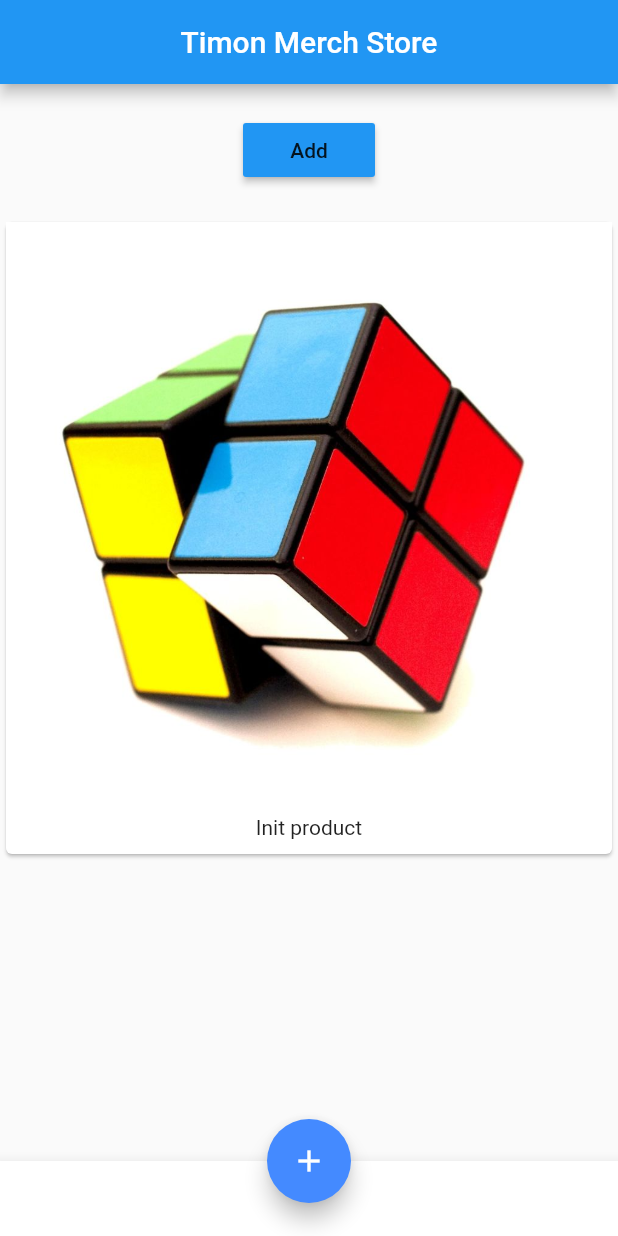
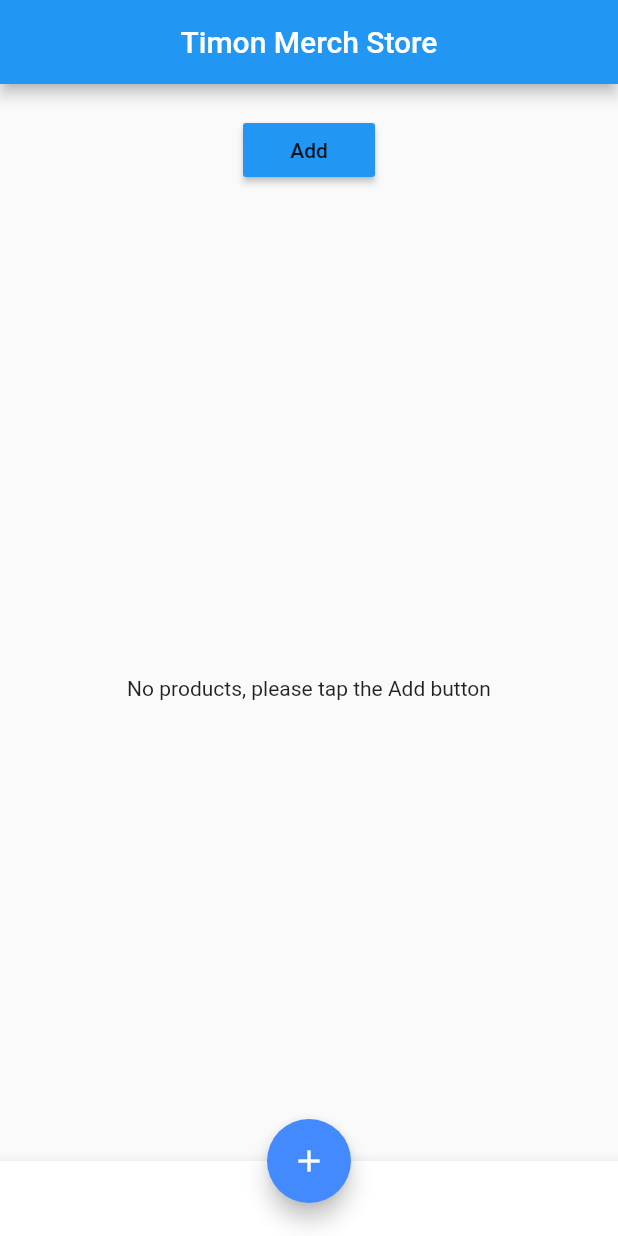
Before and after one commit to ssokurenko/flutter_demo, a Flutter app: the screen it shows after launch, on a phone screen of 412 x 824 dp. Run offline on Flutter 3.47's test engine with Material 2 defaults, Android fonts, the phone set to English and light mode, and no system bars.

Commit message:
Displaying initially an empty list of items

```diff
--- a/lib/main.dart
+++ b/lib/main.dart
@@ -23,7 +23,7 @@ class App extends StatelessWidget {
               title: Center(
             child: Text('Timon Merch Store'),
           )),
-          body: ProductManager(startingProduct: 'Init product'),
+          body: ProductManager(),
           bottomNavigationBar: BottomAppBar(
       child: Container(height: 50.0,),
     ),
--- a/lib/widgets/product_manager.dart
+++ b/lib/widgets/product_manager.dart
@@ -6,7 +6,7 @@ import './product_control.dart';
 class ProductManager extends StatefulWidget {
   final String startingProduct;
 
-  ProductManager({this.startingProduct = 'Init'});
+  ProductManager({this.startingProduct});
 
   @override
   State<StatefulWidget> createState() {
@@ -20,7 +20,9 @@ class _ProductManagerState extends State<ProductManager> {
   @override
   void initState() {
     super.initState();
-    _products.add(widget.startingProduct);
+    if (widget.startingProduct != null) {
+      _products.add(widget.startingProduct);
+    }
   }
 
   void _addProduct(String product) {
--- a/lib/widgets/products.dart
+++ b/lib/widgets/products.dart
@@ -20,6 +20,13 @@ class Products extends StatelessWidget {
 
   @override
   Widget build(BuildContext context) {
+    if (products.length == 0) {
+      return Center(
+        child: Container(
+          child: Text('No products, please tap the Add button'),
+        ),
+      );
+    }
     return ListView.builder(
       itemBuilder: _buildProductItem,
       itemCount: products.length,
```
